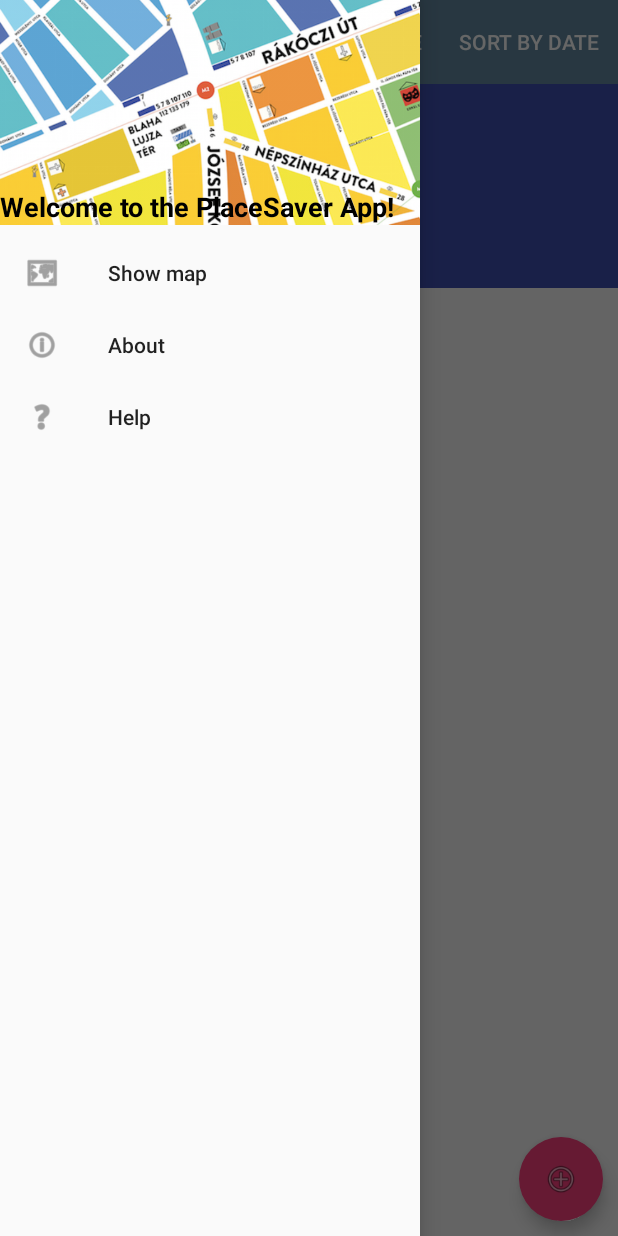
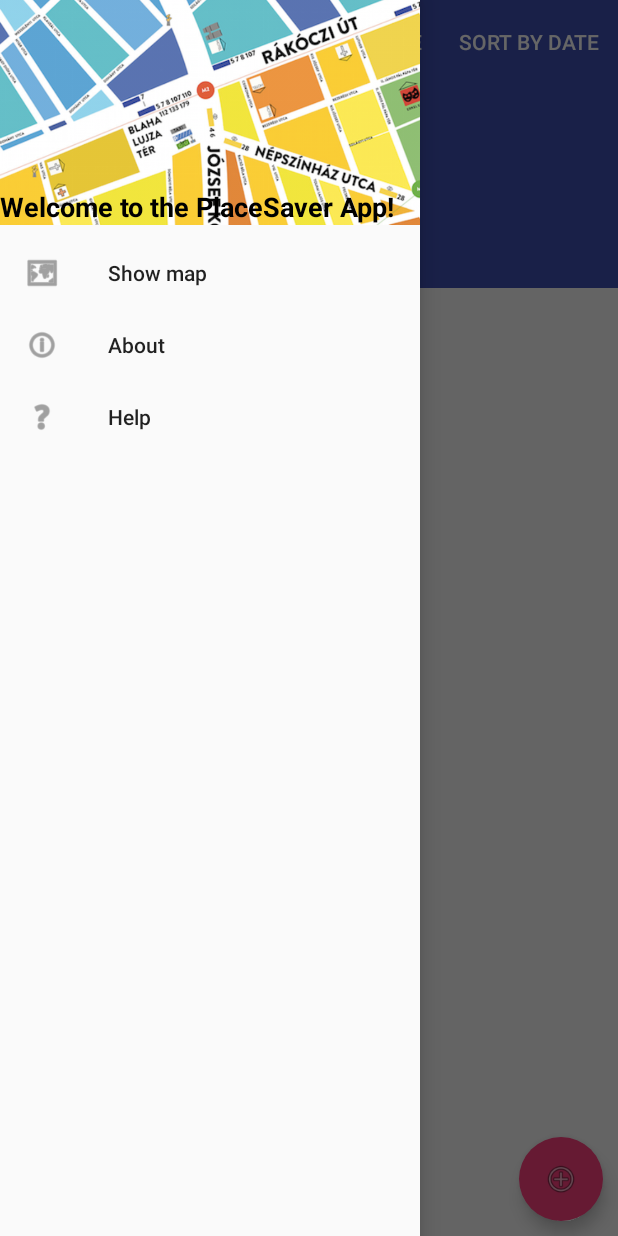
Before and after one commit to adamstapelmann/SnapMap, an Android app: the MainActivity screen opened directly, with no data from a screen before it, with the side drawer open, on a phone screen of 412 x 824 dp. Run offline under Robolectric (Android 15) with nearby library versions, the phone set to English and light mode, and no system bars; our stand-ins replace Firebase (no records; nobody signed in at launch, a user with empty details on screens opened directly); libraries missing offline, so code that uses them is left out: io.realm; 5 statements that could not run were skipped.

```diff
--- a/app/src/main/java/hu/ait/placesaver/MainActivity.java
+++ b/app/src/main/java/hu/ait/placesaver/MainActivity.java
@@ -111,7 +111,9 @@ public class MainActivity extends AppCompatActivity {
         setSupportActionBar(toolbar);
 
         getSupportActionBar().setDisplayHomeAsUpEnabled(true);
-        toolbar.setNavigationIcon(R.mipmap.ic_launcher);
+
+        toolbar.setNavigationIcon(R.drawable.opendrawericon);
+
         toolbar.setNavigationOnClickListener(new View.OnClickListener() {
             @Override
             public void onClick(View v) {
--- a/app/src/main/res/layout/activity_edit_place.xml
+++ b/app/src/main/res/layout/activity_edit_place.xml
@@ -27,7 +27,7 @@
             android:id="@+id/lat_long_iv"
             android:layout_width="70dp"
             android:layout_height="70dp"
-            android:src="@drawable/currentlocationicon"
+            android:src="@drawable/pin"
             android:paddingBottom="10dp"
             android:layout_gravity="center_horizontal"/>
         <ImageView
--- a/app/src/main/res/layout/activity_main.xml
+++ b/app/src/main/res/layout/activity_main.xml
@@ -35,7 +35,7 @@
                     android:id="@+id/toolbar"
                     android:layout_width="match_parent"
                     android:layout_height="?attr/actionBarSize"
-                    android:background="#55AEFF7C"
+                    android:background="@color/colorPrimary"
                     app:layout_collapseMode="pin"
                     app:popupTheme="@style/ThemeOverlay.AppCompat.Light" />
             </android.support.design.widget.CollapsingToolbarLayout>
```
Also changed, not shown: app/src/main/res/drawable/opendrawericon.png, app/src/main/res/drawable/pin.png (added).
